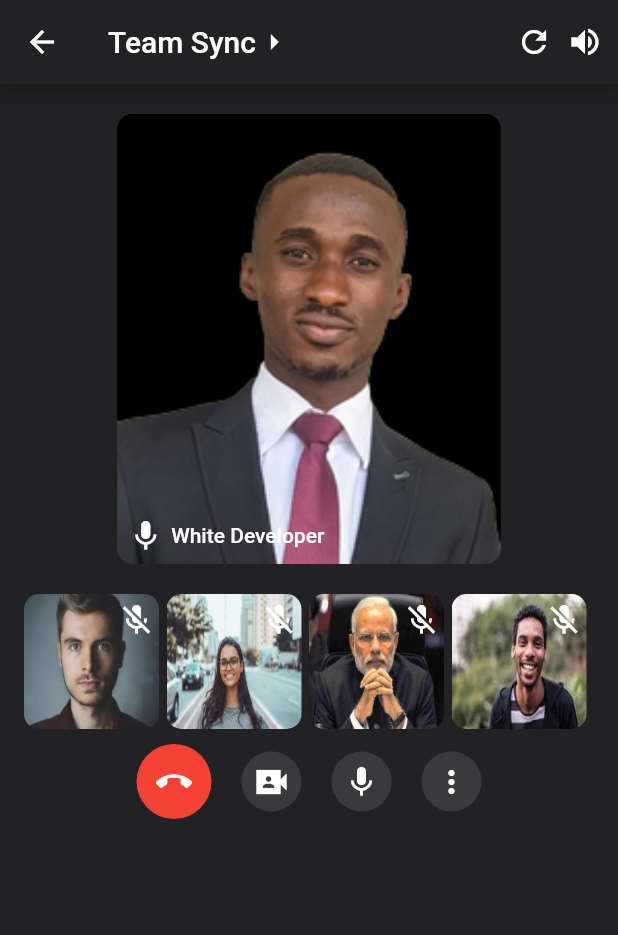
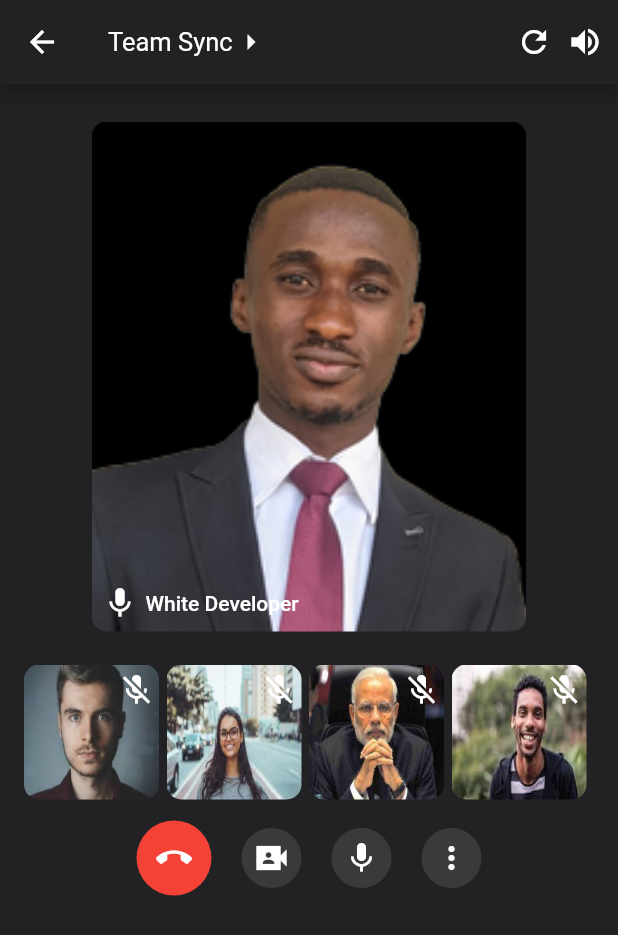
Before and after one commit to Damigrace1/google-meet-mimick, a Flutter app: the screen it shows after launch, on a phone screen of 412 x 824 dp. Shown: the top 935 px of the screen. Run offline on Flutter 3.47's test engine with Material 2 defaults, Android fonts, the phone set to English and light mode, and no system bars.

Commit message:
Task Complete

```diff
--- a/lib/home.dart
+++ b/lib/home.dart
@@ -17,7 +17,13 @@ class _HomeScreenState extends State<HomeScreen> {
         leading: Icon(Icons.arrow_back),
         title: Row(
           mainAxisSize: MainAxisSize.min,
-          children: [Text('Team Sync'), Icon(Icons.arrow_right)],
+          children: const [
+            Text(
+              'Team Sync',
+              style: TextStyle(fontWeight: FontWeight.w400, fontSize: 17),
+            ),
+            Icon(Icons.arrow_right)
+          ],
         ),
         actions: const [
           Icon(Icons.refresh),
@@ -35,7 +41,7 @@ class _HomeScreenState extends State<HomeScreen> {
         child: Column(
           children: [
             const SizedBox(
-              height: 20,
+              height: 25,
             ),
             Center(
               child: ClipRRect(
@@ -43,7 +49,7 @@ class _HomeScreenState extends State<HomeScreen> {
                 child: Stack(
                   children: [
                     SizedBox(
-                      height: 300,
+                      height: 340,
                       child: Image.asset(
                         'lib/images/profile_img.png',
                         fit: BoxFit.fill,
@@ -74,7 +80,7 @@ class _HomeScreenState extends State<HomeScreen> {
               ),
             ),
             const SizedBox(
-              height: 20,
+              height: 22,
             ),
             SingleChildScrollView(
               scrollDirection: Axis.horizontal,
@@ -88,7 +94,7 @@ class _HomeScreenState extends State<HomeScreen> {
               ),
             ),
             const SizedBox(
-              height: 10,
+              height: 14,
             ),
             Row(
               mainAxisAlignment: MainAxisAlignment.center,
--- a/lib/main.dart
+++ b/lib/main.dart
@@ -13,10 +13,10 @@ class MyApp extends StatelessWidget {
   @override
   Widget build(BuildContext context) {
     return MaterialApp(
-        home: HomeScreen(),
+        home: const HomeScreen(),
         theme: ThemeData(
           //primarySwatch: Colors.blue,
-          appBarTheme: AppBarTheme(
+          appBarTheme: const AppBarTheme(
             iconTheme: IconThemeData(color: Colors.white),
             color: Color.fromARGB(255, 34, 34, 36), //<-- SEE HERE
           ),
```
